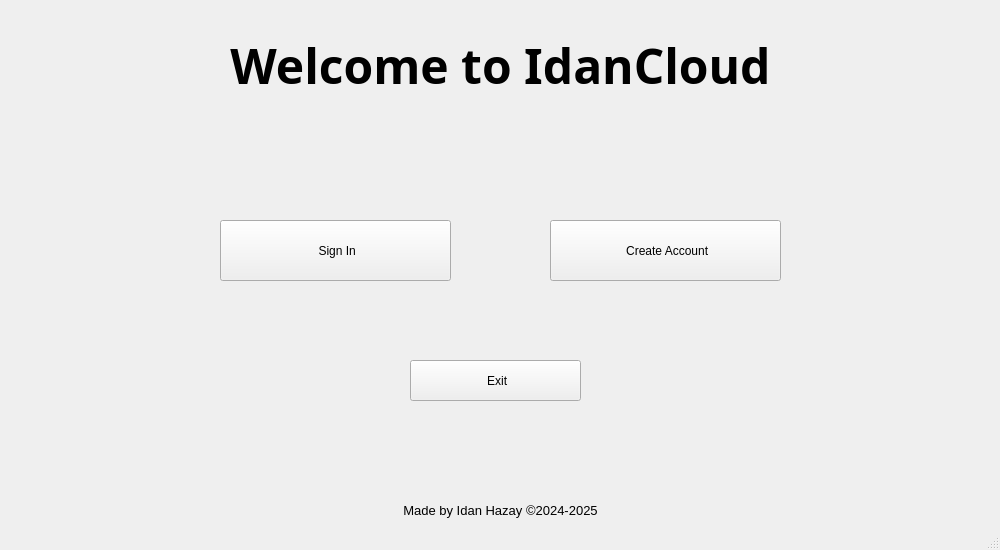
Above: Main/client/gui/ui/main.ui from SuperName3102/Final-Project before the change. Below: the same form after it.
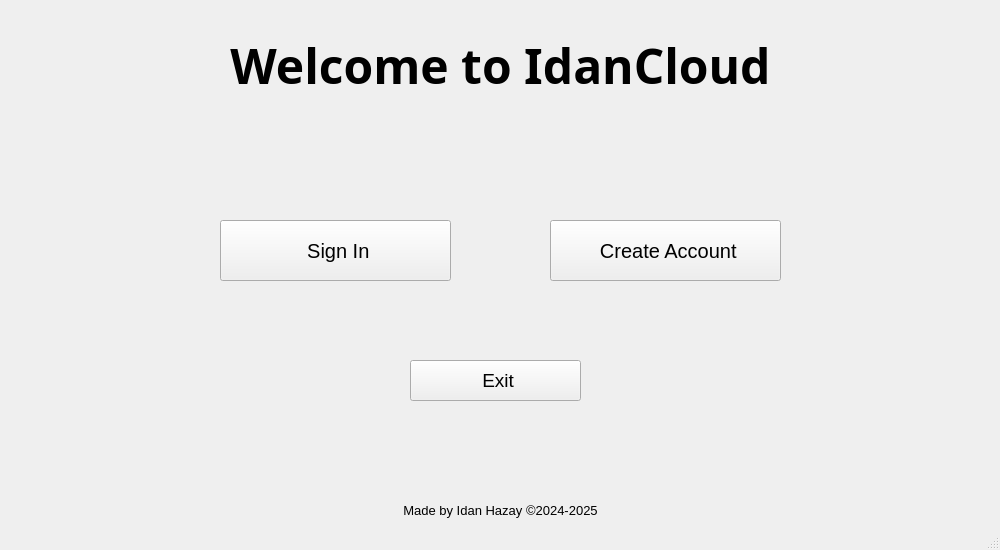
That is the form after the change.

The edit to the form file:
```diff
--- a/Main/client/gui/ui/main.ui
+++ b/Main/client/gui/ui/main.ui
@@ -35,6 +35,11 @@
       <height>61</height>
      </rect>
     </property>
+    <property name="font">
+     <font>
+      <pointsize>15</pointsize>
+     </font>
+    </property>
     <property name="styleSheet">
      <string notr="true"/>
     </property>
@@ -102,6 +107,11 @@
       <height>61</height>
      </rect>
     </property>
+    <property name="font">
+     <font>
+      <pointsize>15</pointsize>
+     </font>
+    </property>
     <property name="styleSheet">
      <string notr="true"/>
     </property>
@@ -140,6 +150,11 @@
       <height>41</height>
      </rect>
     </property>
+    <property name="font">
+     <font>
+      <pointsize>14</pointsize>
+     </font>
+    </property>
     <property name="styleSheet">
      <string notr="true"/>
     </property>
```
